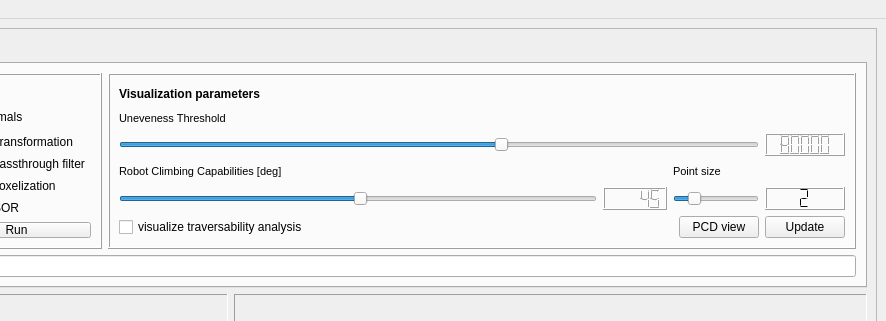
Old version of the form apps/upd_DEMO/PCL_upd_DEMO.ui in the repository bellonemauro/OpenTraversability; both pictures show x 424 to 1310 and y 0 to 321 of the 1310 by 888 pixel window.
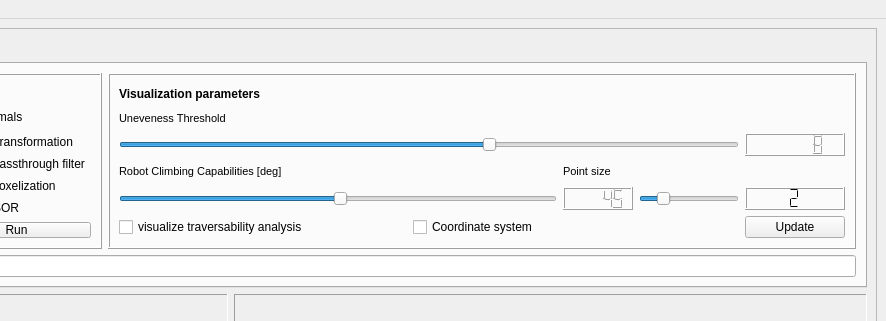
New version of the form. The open tabs and pages were chosen to show the change. Icons and pictures are not drawn. Custom widgets are drawn as their Qt base class.

Commit message: cleanup and added some more visualization functionalities

Diff of the .ui file:
```diff
--- a/apps/upd_DEMO/PCL_upd_DEMO.ui
+++ b/apps/upd_DEMO/PCL_upd_DEMO.ui
@@ -56,7 +56,7 @@
            <x>0</x>
            <y>0</y>
            <width>1288</width>
-           <height>819</height>
+           <height>825</height>
           </rect>
          </property>
          <layout class="QGridLayout" name="gridLayout_2">
@@ -735,52 +735,7 @@
                  <enum>QFrame::Raised</enum>
                 </property>
                 <layout class="QGridLayout" name="gridLayout_13">
-                 <item row="0" column="0" colspan="3">
-                  <widget class="QLabel" name="label_29">
-                   <property name="font">
-                    <font>
-                     <pointsize>9</pointsize>
-                     <weight>75</weight>
-                     <italic>false</italic>
-                     <bold>true</bold>
-                    </font>
-                   </property>
-                   <property name="text">
-                    <string>Visualization parameters</string>
-                   </property>
-                  </widget>
-                 </item>
-                 <item row="1" column="0" colspan="2">
-                  <widget class="QLabel" name="label_28">
-                   <property name="font">
-                    <font>
-                     <pointsize>8</pointsize>
-                     <weight>50</weight>
-                     <italic>false</italic>
-                     <bold>false</bold>
-                    </font>
-                   </property>
-                   <property name="text">
-                    <string>Uneveness Threshold</string>
-                   </property>
-                  </widget>
-                 </item>
-                 <item row="3" column="0" colspan="2">
-                  <widget class="QLabel" name="label_2">
-                   <property name="font">
-                    <font>
-                     <pointsize>8</pointsize>
-                     <weight>50</weight>
-                     <italic>false</italic>
-                     <bold>false</bold>
-                    </font>
-                   </property>
-                   <property name="text">
-                    <string>Robot Climbing Capabilities [deg]</string>
-                   </property>
-                  </widget>
-                 </item>
-                 <item row="3" column="2" colspan="3">
+                 <item row="3" column="3" colspan="3">
                   <widget class="QLabel" name="label_4">
                    <property name="font">
                     <font>
@@ -795,52 +750,22 @@
                    </property>
                   </widget>
                  </item>
-                 <item row="4" column="0">
-                  <widget class="QSlider" name="horizontalSlider_traversabilityAngle">
-                   <property name="minimum">
-                    <number>0</number>
+                 <item row="3" column="0" colspan="3">
+                  <widget class="QLabel" name="label_2">
+                   <property name="font">
+                    <font>
+                     <pointsize>8</pointsize>
+                     <weight>50</weight>
+                     <italic>false</italic>
+                     <bold>false</bold>
+                    </font>
                    </property>
-                   <property name="maximum">
-                    <number>89</number>
+                   <property name="text">
+                    <string>Robot Climbing Capabilities [deg]</string>
                    </property>
-                   <property name="pageStep">
-                    <number>90</number>
-                   </property>
-                   <property name="value">
-                    <number>45</number>
-                   </property>
-                   <property name="sliderPosition">
-                    <number>45</number>
-                   </property>
-                   <property name="orientation">
-                    <enum>Qt::Horizontal</enum>
-                   </property>
                   </widget>
                  </item>
-                 <item row="4" column="1">
-                  <widget class="QLCDNumber" name="lcdNumber_thresholdAngle">
-                   <property name="intValue" stdset="0">
-                    <number>45</number>
-                   </property>
-                  </widget>
-                 </item>
-                 <item row="4" column="2" colspan="2">
-                  <widget class="QSlider" name="horizontalSlider_p">
-                   <property name="minimum">
-                    <number>1</number>
-                   </property>
-                   <property name="maximum">
-                    <number>6</number>
-                   </property>
-                   <property name="value">
-                    <number>2</number>
-                   </property>
-                   <property name="orientation">
-                    <enum>Qt::Horizontal</enum>
-                   </property>
-                  </widget>
-                 </item>
-                 <item row="4" column="4">
+                 <item row="4" column="5">
                   <widget class="QLCDNumber" name="lcdNumber_p">
                    <property name="digitCount">
                     <number>1</number>
@@ -853,41 +778,7 @@
                    </property>
                   </widget>
                  </item>
-                 <item row="5" column="0" colspan="3">
-                  <widget class="QCheckBox" name="checkBox_visTraversability">
-                   <property name="text">
-                    <string>visualize traversability analysis</string>
-                   </property>
-                  </widget>
-                 </item>
-                 <item row="5" column="4">
-                  <widget class="QPushButton" name="pushButton_updateVis">
-                   <property name="text">
-                    <string>Update</string>
-                   </property>
-                  </widget>
-                 </item>
-                 <item row="5" column="3">
-                  <widget class="QPushButton" name="pushButton_PCDView">
-                   <property name="text">
-                    <string>PCD view</string>
-                   </property>
-                  </widget>
-                 </item>
-                 <item row="2" column="4">
-                  <widget class="QLCDNumber" name="lcdNumber_unevenness">
-                   <property name="smallDecimalPoint">
-                    <bool>false</bool>
-                   </property>
-                   <property name="value" stdset="0">
-                    <double>80000.000000000000000</double>
-                   </property>
-                   <property name="intValue" stdset="0">
-                    <number>80000</number>
-                   </property>
-                  </widget>
-                 </item>
-                 <item row="2" column="0" colspan="4">
+                 <item row="2" column="0" colspan="5">
                   <widget class="QSlider" name="horizontalSlider_unevennessIndex">
                    <property name="minimum">
                     <number>50000</number>
@@ -912,6 +803,133 @@
                    </property>
                   </widget>
                  </item>
+                 <item row="1" column="0" colspan="3">
+                  <widget class="QLabel" name="label_28">
+                   <property name="font">
+                    <font>
+                     <pointsize>8</pointsize>
+                     <weight>50</weight>
+                     <italic>false</italic>
+                     <bold>false</bold>
+                    </font>
+                   </property>
+                   <property name="text">
+                    <string>Uneveness Threshold</string>
+                   </property>
+                  </widget>
+                 </item>
+                 <item row="2" column="5">
+                  <widget class="QLCDNumber" name="lcdNumber_unevenness">
+                   <property name="smallDecimalPoint">
+                    <bool>true</bool>
+                   </property>
+                   <property name="value" stdset="0">
+                    <double>8.000000000000000</double>
+                   </property>
+                   <property name="intValue" stdset="0">
+                    <number>8</number>
+                   </property>
+                  </widget>
+                 </item>
+                 <item row="0" column="0" colspan="4">
+                  <widget class="QLabel" name="label_29">
+                   <property name="font">
+                    <font>
+                     <pointsize>9</pointsize>
+                     <weight>75</weight>
+                     <italic>false</italic>
+                     <bold>true</bold>
+                    </font>
+                   </property>
+                   <property name="text">
+                    <string>Visualization parameters</string>
+                   </property>
+                  </widget>
+                 </item>
+                 <item row="5" column="5">
+                  <widget class="QPushButton" name="pushButton_updateVis">
+                   <property name="maximumSize">
+                    <size>
+                     <width>100</width>
+                     <height>16777215</height>
+                    </size>
+                   </property>
+                   <property name="text">
+                    <string>Update</string>
+                   </property>
+                  </widget>
+                 </item>
+                 <item row="4" column="4">
+                  <widget class="QSlider" name="horizontalSlider_p">
+                   <property name="maximumSize">
+                    <size>
+                     <width>100</width>
+                     <height>16777215</height>
+                    </size>
+                   </property>
+                   <property name="minimum">
+                    <number>1</number>
+                   </property>
+                   <property name="maximum">
+                    <number>6</number>
+                   </property>
+                   <property name="value">
+                    <number>2</number>
+                   </property>
+                   <property name="orientation">
+                    <enum>Qt::Horizontal</enum>
+                   </property>
+                  </widget>
+                 </item>
+                 <item row="4" column="3">
+                  <widget class="QLCDNumber" name="lcdNumber_thresholdAngle">
+                   <property name="maximumSize">
+                    <size>
+                     <width>70</width>
+                     <height>16777215</height>
+                    </size>
+                   </property>
+                   <property name="intValue" stdset="0">
+                    <number>45</number>
+                   </property>
+                  </widget>
+                 </item>
+                 <item row="4" column="0" colspan="3">
+                  <widget class="QSlider" name="horizontalSlider_traversabilityAngle">
+                   <property name="minimum">
+                    <number>0</number>
+                   </property>
+                   <property name="maximum">
+                    <number>89</number>
+                   </property>
+                   <property name="pageStep">
+                    <number>90</number>
+                   </property>
+                   <property name="value">
+                    <number>45</number>
+                   </property>
+                   <property name="sliderPosition">
+                    <number>45</number>
+                   </property>
+                   <property name="orientation">
+                    <enum>Qt::Horizontal</enum>
+                   </property>
+                  </widget>
+                 </item>
+                 <item row="5" column="2">
+                  <widget class="QCheckBox" name="checkBox_coordinateSystem">
+                   <property name="text">
+                    <string>Coordinate system</string>
+                   </property>
+                  </widget>
+                 </item>
+                 <item row="5" column="0" colspan="2">
+                  <widget class="QCheckBox" name="checkBox_visTraversability">
+                   <property name="text">
+                    <string>visualize traversability analysis</string>
+                   </property>
+                  </widget>
+                 </item>
                 </layout>
                </widget>
               </item>
```
Left out of the diff: 8 changed lines with no effect on the pictures. The commit also changes 4 other files.
